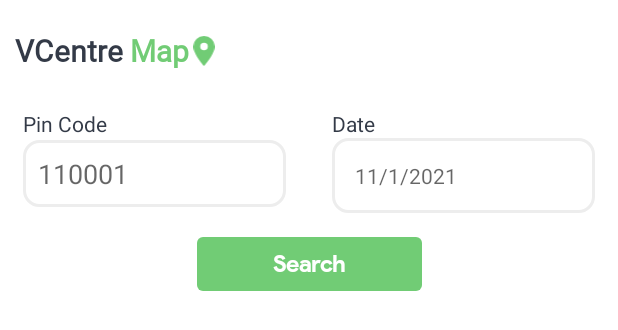
After one commit to Marvel999/VCenter-Map, an Android app: the layout find_slot_fragment.xml on its own in the app's theme, with its tools: preview values and no code run, on a phone screen of 412 x 824 dp. The commit adds this screen. Shown: the top 330 px of the screen. Run offline under Robolectric (Android 15) with nearby library versions, the phone set to English and light mode, and no system bars.

Commit message:
Vaccination solt ui is ready

```diff
--- a/app/src/main/java/com/WrapX/vcentremap/AppActivity.kt
+++ b/app/src/main/java/com/WrapX/vcentremap/AppActivity.kt
@@ -25,7 +25,7 @@ private lateinit var binding: ActivityAppBinding
         // Passing each menu ID as a set of Ids because each
         // menu should be considered as top level destinations.
         val appBarConfiguration = AppBarConfiguration(setOf(
-            R.id.navigation_find_vcentre, R.id.navigation_vcentre))
+            R.id.navigation_find_vcentre, R.id.navigation_vcentre,R.id.navigation_slot))
 //        setupActionBarWithNavController(navController, appBarConfiguration)
         navView.setupWithNavController(navController)
     }
--- /dev/null
+++ b/app/src/main/res/layout/find_slot_fragment.xml
@@ -0,0 +1,116 @@
+<?xml version="1.0" encoding="utf-8"?>
+<androidx.constraintlayout.widget.ConstraintLayout xmlns:android="http://schemas.android.com/apk/res/android"
+    xmlns:tools="http://schemas.android.com/tools"
+    android:layout_width="match_parent"
+    android:layout_height="match_parent"
+    xmlns:app="http://schemas.android.com/apk/res-auto"
+    tools:context=".ui.FindSlot.FindSlotFragment">
+
+    <TextView
+        android:id="@+id/textView"
+        android:layout_width="wrap_content"
+        android:layout_height="wrap_content"
+        android:layout_marginStart="10dp"
+        android:fontFamily="@font/product_sans"
+        android:text="VCentre"
+        android:layout_marginTop="20dp"
+        android:textColor="@color/darkText"
+        android:textSize="20sp"
+        android:textStyle="bold"
+        app:layout_constraintStart_toStartOf="parent"
+        app:layout_constraintTop_toTopOf="parent" />
+
+    <TextView
+        android:id="@+id/textView2"
+        android:layout_width="wrap_content"
+        android:layout_height="wrap_content"
+        android:fontFamily="@font/product_sans"
+        android:text=" Map"
+        android:layout_marginTop="20dp"
+        android:textColor="@color/colorPrimary"
+        android:textSize="20sp"
+        android:textStyle="bold"
+        app:layout_constraintStart_toEndOf="@+id/textView"
+        app:layout_constraintTop_toTopOf="parent" />
+
+    <ImageView
+        android:id="@+id/imageView2"
+        android:layout_width="20dp"
+        android:layout_height="20dp"
+        android:src="@drawable/ic_loc_icon"
+        android:layout_marginTop="20dp"
+        app:layout_constraintBottom_toBottomOf="@+id/textView2"
+        app:layout_constraintStart_toEndOf="@+id/textView2"
+        app:layout_constraintTop_toTopOf="parent" />
+
+    <LinearLayout
+        android:id="@+id/tvlinearLayout"
+        android:layout_width="match_parent"
+        android:layout_height="wrap_content"
+        android:layout_marginTop="25dp"
+        android:orientation="horizontal"
+        app:layout_constraintEnd_toEndOf="parent"
+        app:layout_constraintStart_toStartOf="parent"
+        app:layout_constraintTop_toBottomOf="@+id/textView2">
+        <TextView
+            android:layout_width="150dp"
+            android:layout_height="wrap_content"
+            android:layout_marginHorizontal="15dp"
+            android:textColor="@color/darkText"
+            android:layout_weight="1"
+            android:text="Pin Code"
+            />
+
+        <TextView
+            android:layout_width="150dp"
+            android:layout_height="wrap_content"
+            android:layout_marginHorizontal="15dp"
+            android:textColor="@color/darkText"
+            android:layout_weight="1"
+            android:text="Date"
+             />
+    </LinearLayout>
+
+    <LinearLayout
+        android:id="@+id/linearLayout"
+        android:layout_width="match_parent"
+        android:layout_height="wrap_content"
+        android:orientation="horizontal"
+        app:layout_constraintEnd_toEndOf="parent"
+        app:layout_constraintStart_toStartOf="parent"
+        app:layout_constraintTop_toBottomOf="@+id/tvlinearLayout">
+
+        <EditText
+            android:id="@+id/pinCodeTv"
+            android:layout_width="150dp"
+            android:layout_height="wrap_content"
+            android:layout_marginHorizontal="15dp"
+            android:layout_weight="1"
+            android:background="@drawable/card_background"
+            android:hint="110001"
+            android:inputType="number"
+            android:padding="10dp" />
+
+        <TextView
+            android:id="@+id/dateTv"
+            android:layout_width="150dp"
+            android:layout_height="wrap_content"
+            android:layout_marginHorizontal="15dp"
+            android:layout_weight="1"
+            android:hint="11/1/2021"
+            android:background="@drawable/card_background"
+            android:padding="15dp" />
+    </LinearLayout>
+
+    <Button
+        android:layout_width="150dp"
+        android:layout_height="wrap_content"
+        android:text="Search"
+        android:layout_marginTop="10dp"
+        app:layout_constraintEnd_toEndOf="parent"
+        app:layout_constraintStart_toStartOf="parent"
+        app:layout_constraintTop_toBottomOf="@+id/linearLayout" />
+
+
+
+</androidx.constraintlayout.widget.ConstraintLayout>
--- a/app/src/main/res/layout/find_vcentre_layout.xml
+++ b/app/src/main/res/layout/find_vcentre_layout.xml
@@ -10,8 +10,8 @@
         android:id="@+id/screenStatus"
         android:layout_width="match_parent"
         android:layout_height="wrap_content"
-        android:layout_marginStart="30dp"
-        android:layout_marginEnd="30dp"
+        android:layout_marginStart="20dp"
+        android:layout_marginEnd="20dp"
         android:background="@drawable/card_background">
 
         <View
--- a/app/src/main/res/layout/heading_layout.xml
+++ b/app/src/main/res/layout/heading_layout.xml
@@ -47,9 +47,9 @@
         android:id="@+id/screenStatus"
         android:layout_width="match_parent"
         android:layout_height="wrap_content"
-        android:layout_marginStart="30dp"
-        android:layout_marginTop="30dp"
-        android:layout_marginEnd="30dp"
+        android:layout_marginStart="20dp"
+        android:layout_marginTop="20dp"
+        android:layout_marginEnd="20dp"
         android:background="@drawable/card_background"
         app:layout_constraintEnd_toEndOf="parent"
         app:layout_constraintStart_toStartOf="parent"
--- a/app/src/main/res/layout/welcome_heading_layout.xml
+++ b/app/src/main/res/layout/welcome_heading_layout.xml
@@ -47,9 +47,9 @@
         android:id="@+id/screenStatus"
         android:layout_width="match_parent"
         android:layout_height="wrap_content"
-        android:layout_marginStart="30dp"
-        android:layout_marginTop="30dp"
-        android:layout_marginEnd="30dp"
+        android:layout_marginStart="20dp"
+        android:layout_marginTop="20dp"
+        android:layout_marginEnd="20dp"
         android:background="@drawable/card_background"
         app:layout_constraintEnd_toEndOf="parent"
         app:layout_constraintStart_toStartOf="parent"
--- a/app/src/main/res/menu/bottom_nav_menu.xml
+++ b/app/src/main/res/menu/bottom_nav_menu.xml
@@ -10,6 +10,10 @@
         android:id="@+id/navigation_vcentre"
         android:icon="@drawable/ic_tab_covid_center"
         android:title="@string/title_vcentre"/>
+    <item
+        android:id="@+id/navigation_slot"
+        android:icon="@drawable/ic_syringe"
+        android:title="@string/title_vaccination_slot"/>
 
 
 
--- a/app/src/main/res/navigation/mobile_navigation.xml
+++ b/app/src/main/res/navigation/mobile_navigation.xml
@@ -16,5 +16,10 @@
         android:name="com.WrapX.vcentremap.ui.VCentre.VCentreFragment"
         android:label="@string/title_vcentre"
         tools:layout="@layout/fragment_vcentre" />
+    <fragment
+        android:id="@+id/navigation_slot"
+        android:name="com.WrapX.vcentremap.ui.FindSlot.FindSlotFragment"
+        android:label="find_slot_fragment"
+        tools:layout="@layout/find_slot_fragment" />
 
 </navigation>
--- a/app/src/main/res/values/strings.xml
+++ b/app/src/main/res/values/strings.xml
@@ -5,12 +5,13 @@
     <string name="tab_text_2">Tab 2</string>
     <string name="title_find_vcentre">Vcentre near you</string>
     <string name="title_vcentre">Vcentre</string>
+    <string name="title_vaccination_slot">vaccination slot</string>
     <string name="continue_with_google">Continue with Google</string>
     <string name="vaccination_center">Vaccination Center</string>
     <string name="pinText">Find Vaccination centre near you Location And Go to your vaccination center using google map. Here entre your Pin Code and Click on "Find Location" Select you vaccination center and Click on "Navigate" Button For Start navigation form your Location.</string>
     <string name="enter_your_area_pincode">Enter your area Pincode</string>
     <string name="_110040">110040</string>
     <string name="find">Find</string>
-    <string name="vactination_centre_near_you">Vactination Centre Near You</string>
-    <string name="vaccination_centre">vaccination Centre</string>
+    <string name="vactination_centre_near_you">Vactination Centre</string>
+    <string name="vaccination_centre">Vaccination Centre</string>
 </resources>
```
Also changed, not shown: app/src/main/java/com/WrapX/vcentremap/ui/FindSlot/FindSlotFragment.kt (added, +82 -0 lines), app/src/main/java/com/WrapX/vcentremap/ui/FindSlot/FindSlotViewModel.kt (added, +7 -0 lines), app/src/main/res/drawable/ic_syringe.xml (added, +9 -0 lines).
